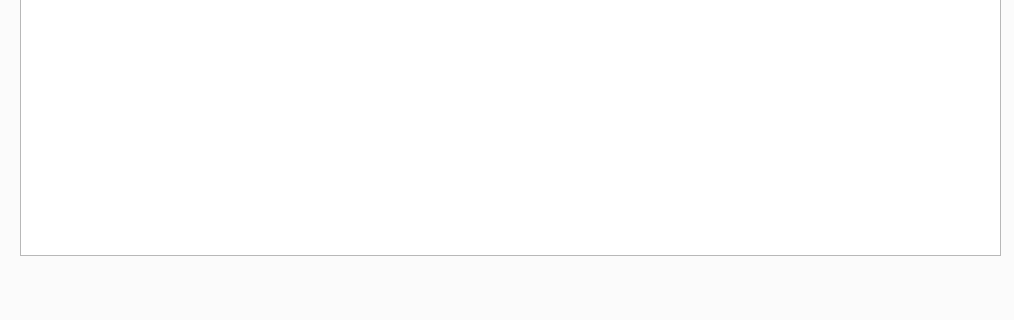
First picture: the form in ui/main_window.ui, repository Maximusrain/se_project_23-24, before the edit; both pictures show x 0 to 1014 and y 461 to 781 of the 1014 by 781 pixel window.
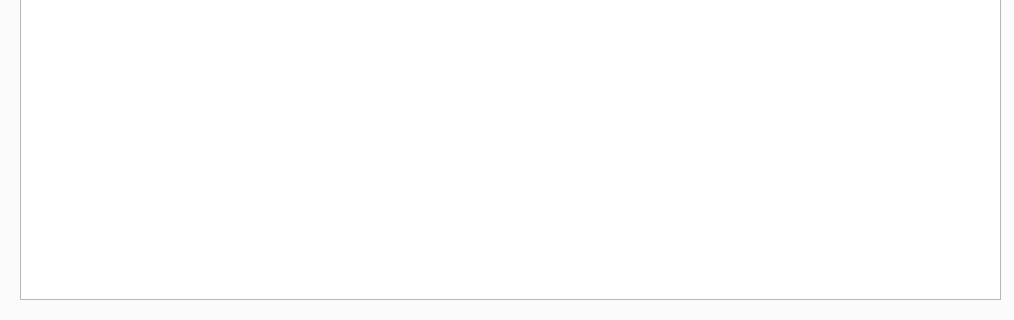
Second picture: the form after the edit. The open tabs and pages were chosen to show the change.

```diff
--- a/ui/main_window.ui
+++ b/ui/main_window.ui
@@ -273,7 +273,7 @@
         <x>20</x>
         <y>130</y>
         <width>981</width>
-        <height>561</height>
+        <height>605</height>
        </rect>
       </property>
      </widget>
```
